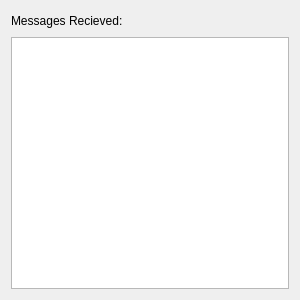
umdenes100/VisionSystemSim, file communicationwidget.ui: the form before one commit.
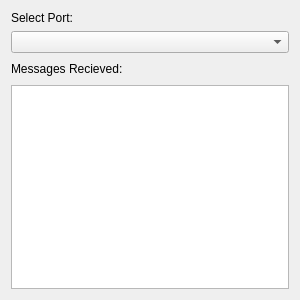
The form after the commit.

Commit message: added port selection combo box

Diff of the .ui file:
```diff
--- a/communicationwidget.ui
+++ b/communicationwidget.ui
@@ -32,6 +32,16 @@
    <string>Form</string>
   </property>
   <layout class="QVBoxLayout" name="verticalLayout">
+   <item>
+    <widget class="QLabel" name="label_2">
+     <property name="text">
+      <string>Select Port:</string>
+     </property>
+    </widget>
+   </item>
+   <item>
+    <widget class="QComboBox" name="comboBox"/>
+   </item>
    <item>
     <widget class="QLabel" name="label">
      <property name="sizePolicy">
```
The commit also changes 3 other files.
